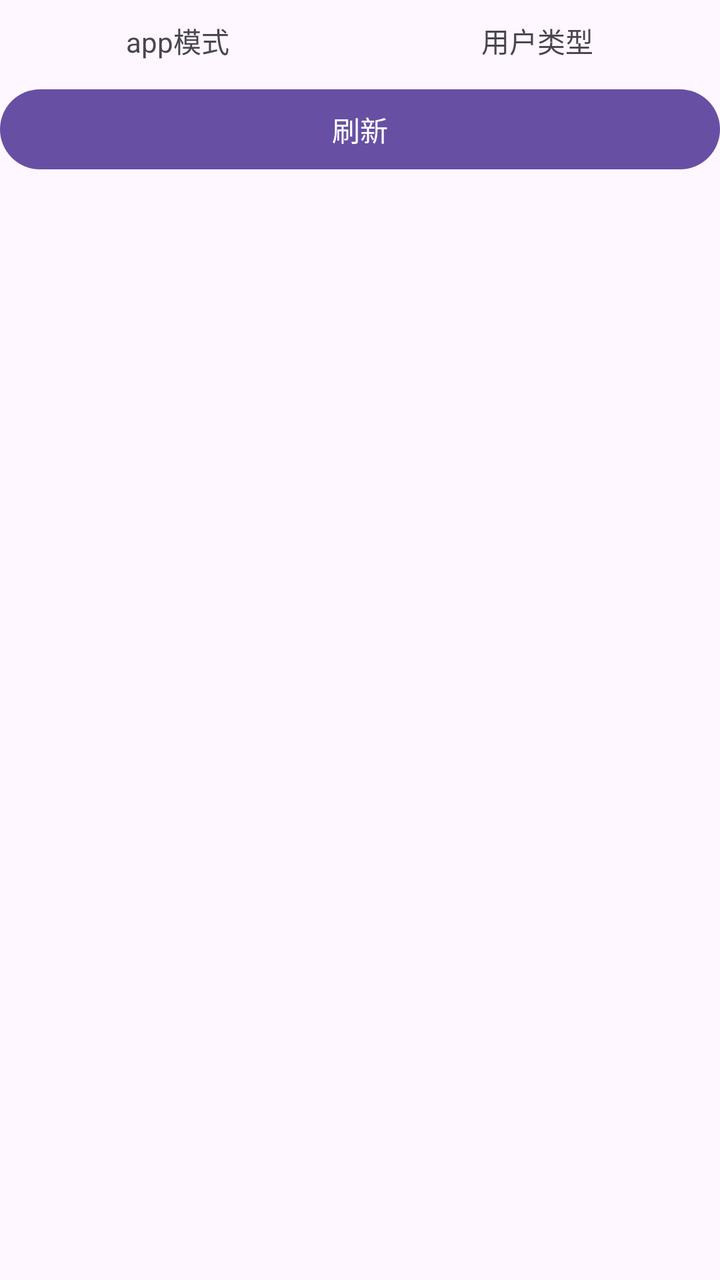
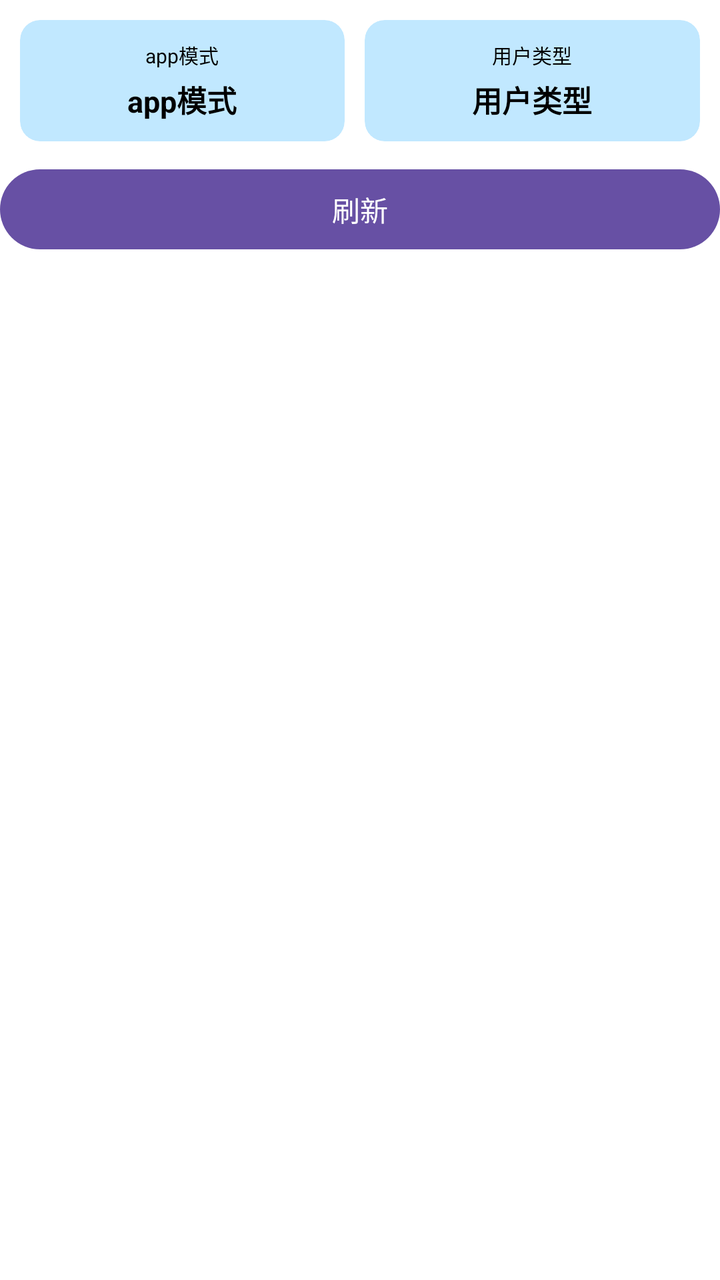

Screens rendered from an Android XML layout before and after an edit, with the pre-edit source and the edit as a unified diff.
<!-- AndroidManifest.xml: another module's application theme Theme.Mar2SDK -->
<!-- res/layout/activity_debug.xml -->
<?xml version="1.0" encoding="utf-8"?>
<LinearLayout
    xmlns:android="http://schemas.android.com/apk/res/android"
    xmlns:app="http://schemas.android.com/apk/res-auto"
    xmlns:tools="http://schemas.android.com/tools"
    android:id="@+id/main"
    android:orientation="vertical"
    android:layout_width="match_parent"
    android:layout_height="match_parent"
    tools:context=".DebugActivity">

    <LinearLayout
        android:orientation="horizontal"
        android:layout_width="match_parent"
        android:layout_height="wrap_content">
        <TextView
            android:id="@+id/app_mod"
            android:text="app模式"
            android:padding="10dp"
            android:gravity="center"
            android:layout_weight="1"
            android:layout_width="wrap_content"
            android:layout_height="wrap_content"/>
        <TextView
            android:id="@+id/user_type"
            android:text="用户类型"
            android:padding="10dp"
            android:gravity="center"
            android:layout_weight="1"
            android:layout_width="wrap_content"
            android:layout_height="wrap_content"/>
    </LinearLayout>
    <Button
        android:id="@+id/refresh_btn"
        android:text="刷新"
        android:layout_width="match_parent"
        android:layout_height="wrap_content"/>

</LinearLayout>
<!-- resources referenced by this layout -->
<resources>
  <style name="Theme.Mar2SDK" parent="Base.Theme.Mar2SDK" />
  <style name="Base.Theme.Mar2SDK" parent="Theme.Material3.DayNight.NoActionBar">
          
          
      </style>
</resources>

<!-- the commit's change to res/layout/activity_debug.xml (unified diff, before → after) -->
@@ -5,30 +5,84 @@
     xmlns:tools="http://schemas.android.com/tools"
     android:id="@+id/main"
     android:orientation="vertical"
+    android:background="@android:color/background_light"
     android:layout_width="match_parent"
     android:layout_height="match_parent"
     tools:context=".DebugActivity">
 
     <LinearLayout
         android:orientation="horizontal"
+        android:padding="10dp"
         android:layout_width="match_parent"
         android:layout_height="wrap_content">
-        <TextView
-            android:id="@+id/app_mod"
-            android:text="app模式"
-            android:padding="10dp"
-            android:gravity="center"
+        <androidx.cardview.widget.CardView
             android:layout_weight="1"
+            app:cardCornerRadius="10dp"
+            app:cardElevation="0dp"
+            app:cardBackgroundColor="@android:color/system_accent1_100"
             android:layout_width="wrap_content"
-            android:layout_height="wrap_content"/>
-        <TextView
-            android:id="@+id/user_type"
-            android:text="用户类型"
-            android:padding="10dp"
-            android:gravity="center"
+            android:layout_height="wrap_content">
+            <LinearLayout
+                android:padding="10dp"
+                android:orientation="vertical"
+                android:layout_width="match_parent"
+                android:layout_height="match_parent">
+                <TextView
+                    android:text="app模式"
+
+                    android:textColor="@android:color/black"
+                    android:textSize="10sp"
+                    android:gravity="center"
+                    android:layout_width="match_parent"
+                    android:layout_height="wrap_content"/>
+                <TextView
+                    android:id="@+id/app_mod"
+                    android:layout_marginTop="4dp"
+                    android:text="app模式"
+                    android:textStyle="bold"
+                    android:textColor="@android:color/black"
+                    android:textSize="15sp"
+                    android:gravity="center"
+                    android:layout_width="match_parent"
+                    android:layout_height="wrap_content"/>
+            </LinearLayout>
+        </androidx.cardview.widget.CardView>
+
+        <View
+            android:layout_width="10dp"
+            android:layout_height="0dp"/>
+
+        <androidx.cardview.widget.CardView
             android:layout_weight="1"
+            app:cardCornerRadius="10dp"
+            app:cardElevation="0dp"
+            app:cardBackgroundColor="@android:color/system_accent1_100"
             android:layout_width="wrap_content"
-            android:layout_height="wrap_content"/>
+            android:layout_height="wrap_content">
+            <LinearLayout
+                android:padding="10dp"
+                android:orientation="vertical"
+                android:layout_width="match_parent"
+                android:layout_height="match_parent">
+                <TextView
+                    android:text="用户类型"
+                    android:textColor="@android:color/black"
+                    android:textSize="10sp"
+                    android:gravity="center"
+                    android:layout_width="match_parent"
+                    android:layout_height="wrap_content"/>
+                <TextView
+                    android:id="@+id/user_type"
+                    android:layout_marginTop="4dp"
+                    android:text="用户类型"
+                    android:textStyle="bold"
+                    android:textColor="@android:color/black"
+                    android:textSize="15sp"
+                    android:gravity="center"
+                    android:layout_width="match_parent"
+                    android:layout_height="wrap_content"/>
+            </LinearLayout>
+        </androidx.cardview.widget.CardView>
     </LinearLayout>
     <Button
         android:id="@+id/refresh_btn"
